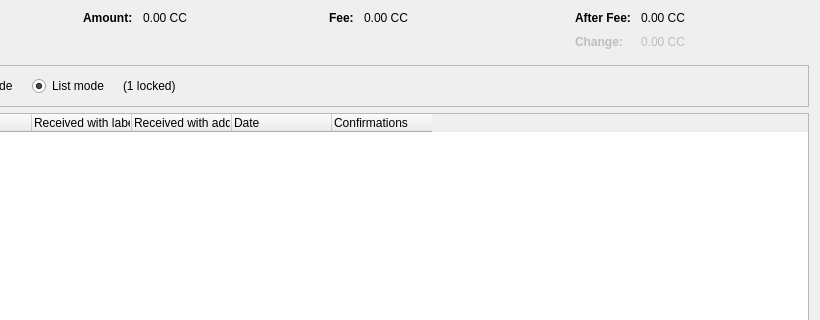
Before: the Qt Designer form src/qt/forms/coincontroldialog.ui in connectcoincrypto/connectcoin, drawn with Qt 5; both pictures show x 180 to 1000 and y 0 to 320 of the 1000 by 500 pixel window.
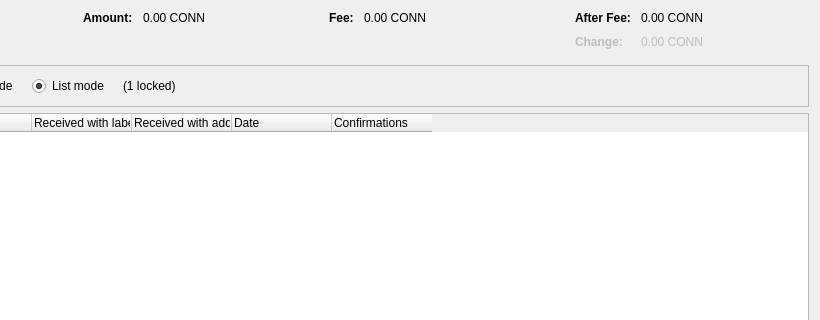
After: the same form once the commit is applied. Custom widgets are drawn as their Qt base class.

Commit message: Rename ConnectCoin currency ticker from CC to CONN

The edit to the form file:
```diff
--- a/src/qt/forms/coincontroldialog.ui
+++ b/src/qt/forms/coincontroldialog.ui
@@ -135,7 +135,7 @@
           <enum>Qt::ActionsContextMenu</enum>
          </property>
          <property name="text">
-          <string notr="true">0.00 CC</string>
+          <string notr="true">0.00 CONN</string>
          </property>
          <property name="textInteractionFlags">
           <set>Qt::LinksAccessibleByMouse|Qt::TextSelectableByKeyboard|Qt::TextSelectableByMouse</set>
@@ -180,7 +180,7 @@
           <enum>Qt::ActionsContextMenu</enum>
          </property>
          <property name="text">
-          <string notr="true">0.00 CC</string>
+          <string notr="true">0.00 CONN</string>
          </property>
          <property name="textInteractionFlags">
           <set>Qt::LinksAccessibleByMouse|Qt::TextSelectableByKeyboard|Qt::TextSelectableByMouse</set>
@@ -228,7 +228,7 @@
           <enum>Qt::ActionsContextMenu</enum>
          </property>
          <property name="text">
-          <string notr="true">0.00 CC</string>
+          <string notr="true">0.00 CONN</string>
          </property>
          <property name="textInteractionFlags">
           <set>Qt::LinksAccessibleByMouse|Qt::TextSelectableByKeyboard|Qt::TextSelectableByMouse</set>
@@ -263,7 +263,7 @@
           <enum>Qt::ActionsContextMenu</enum>
          </property>
          <property name="text">
-          <string notr="true">0.00 CC</string>
+          <string notr="true">0.00 CONN</string>
          </property>
          <property name="textInteractionFlags">
           <set>Qt::LinksAccessibleByMouse|Qt::TextSelectableByKeyboard|Qt::TextSelectableByMouse</set>
```
The commit also changes 60 other files.
